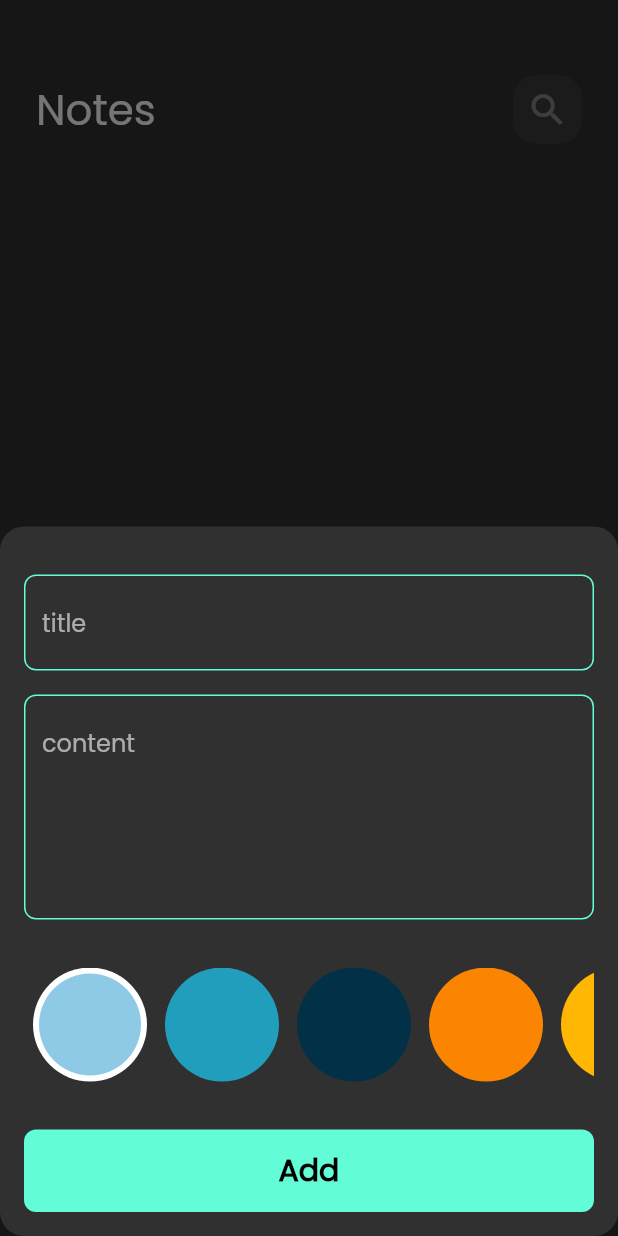
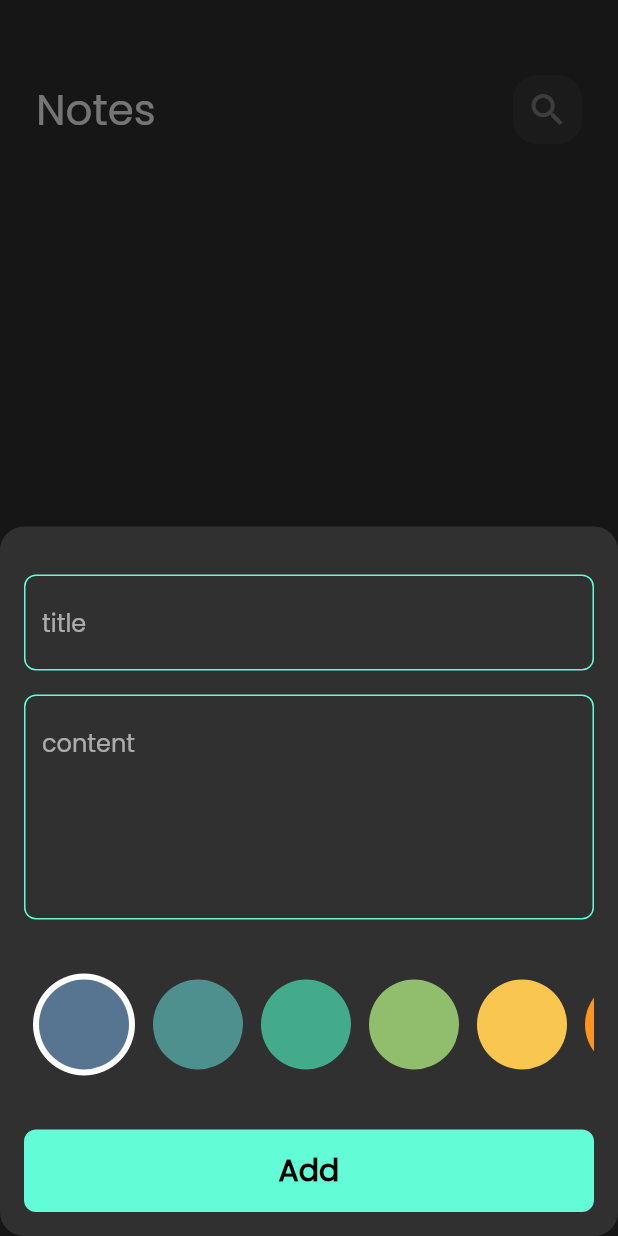
Before and after one commit to baraa1999/notesapp, a Flutter app: the screen it shows after launch, after a tap on the "add" icon, on a phone screen of 412 x 824 dp. Run offline on Flutter 3.47's test engine with Material 2 defaults, Android fonts, the phone set to English and light mode, and no system bars; our stand-ins replace bloc, flutter_bloc, font_awesome_flutter, hive, hive_flutter; accounts and stored records are empty.

Commit message:
add colors list view to edit note view and I finished the first application

```diff
--- a/lib/add_note_cubit/add_notes_cubit.dart
+++ b/lib/add_note_cubit/add_notes_cubit.dart
@@ -1,4 +1,5 @@
 import 'package:bloc/bloc.dart';
+import 'package:flutter/material.dart';
 import 'package:hive_flutter/adapters.dart';
 import 'package:meta/meta.dart';
 import 'package:notesapp/constants.dart';
@@ -9,7 +10,10 @@ part 'add_notes_state.dart';
 class AddNotesCubit extends Cubit<AddNotesState> {
   AddNotesCubit() : super(AddNotesInitial());
 
+  Color color = const Color(0xff8ecae6);
+
   addNote(NoteModel note) async {
+    note.color = color.value;
     emit(AddNoteLoading());
     try {
       var notesBox = Hive.box<NoteModel>(kNotesBox);
--- a/lib/constants.dart
+++ b/lib/constants.dart
@@ -2,3 +2,17 @@ import 'package:flutter/animation.dart';
 
 const KPrimaryColor = Color(0xff62FCD7);
 const kNotesBox = 'Notes_box';
+List<Color> KColors = [
+  const Color(0xff577590),
+  const Color(0xff4d908e),
+  const Color(0xff43aa8b),
+  const Color(0xff90be6d),
+  const Color(0xfff9c74f),
+  const Color(0xfff8961e),
+  const Color(0xfff3722c),
+  const Color(0xfff94144),
+
+
+
+
+];
--- a/lib/views/widget/add_note_form.dart
+++ b/lib/views/widget/add_note_form.dart
@@ -3,9 +3,9 @@ import 'package:flutter_bloc/flutter_bloc.dart';
 import 'package:intl/intl.dart';
 import 'package:notesapp/add_note_cubit/add_notes_cubit.dart';
 import 'package:notesapp/models/note_model.dart';
-import 'color_list_view.dart';
 import 'custom_button.dart';
 import 'custom_text_field.dart';
+import 'edit_note_colors_list_view.dart';
 class AddNoteForm extends StatefulWidget {
   const AddNoteForm({super.key});
 
--- a/lib/views/widget/color_list_view.dart
+++ b/lib/views/widget/color_list_view.dart
@@ -1,4 +1,5 @@
 import 'package:flutter/material.dart';
+
 
 class ColorItem extends StatelessWidget {
   const ColorItem({super.key,  required this.isActive, required this.color});
@@ -9,67 +10,16 @@ class ColorItem extends StatelessWidget {
   Widget build(BuildContext context) {
     return isActive
         ?    CircleAvatar(
-      radius: 38,
+      radius: 34,
       backgroundColor: Colors.white,
           child: CircleAvatar(
       backgroundColor: color,
-      radius: 34,
+      radius: 30,
     ),
         )
          :   CircleAvatar(
       backgroundColor: color,
-      radius: 38,
+      radius: 30,
     );
   }
 }
-
-class ColorListVeiw extends StatefulWidget {
-  const ColorListVeiw({super.key});
-
-  @override
-  State<ColorListVeiw> createState() => _ColorListVeiwState();
-}
-
-class _ColorListVeiwState extends State<ColorListVeiw> {
-  int currentIndex = 0;
-
-  List<Color> colors = [
-    const Color(0xff8ecae6),
-    const Color(0xff219ebc),
-    const Color(0xff023047),
-    const Color(0xfffb8500),
-    const Color(0xffffb703),
-
-
-  ];
-  @override
-  Widget build(BuildContext context) {
-    return  SizedBox(
-      height: 38 * 2,
-      child: ListView.builder(
-          itemCount: colors.length,
-          scrollDirection: Axis.horizontal,
-          itemBuilder: (context,index)
-          {
-            return  Padding(
-              padding:  const EdgeInsets.symmetric(horizontal: 6),
-              child:  GestureDetector(
-                onTap: (){
-                  currentIndex = index;
-                  setState(() {
-
-                  });
-                },
-                child: ColorItem(
-                  color: colors[index],
-                  isActive: currentIndex == index,
-
-                ),
-              ),
-            );
-          }
-
-      ),
-    );
-  }
-}
--- /dev/null
+++ b/lib/views/widget/edit_note_colors_list_view.dart
@@ -0,0 +1,51 @@
+
+import 'package:flutter/material.dart';
+import 'package:flutter_bloc/flutter_bloc.dart';
+
+import '../../add_note_cubit/add_notes_cubit.dart';
+import '../../constants.dart';
+import 'color_list_view.dart';
+
+class ColorListVeiw extends StatefulWidget {
+  const ColorListVeiw({super.key});
+
+  @override
+  State<ColorListVeiw> createState() => _ColorListVeiwState();
+}
+
+class _ColorListVeiwState extends State<ColorListVeiw> {
+  int currentIndex = 0;
+
+
+  @override
+  Widget build(BuildContext context) {
+    return  SizedBox(
+      height: 38 * 2,
+      child: ListView.builder(
+          itemCount: KColors.length,
+          scrollDirection: Axis.horizontal,
+          itemBuilder: (context,index)
+          {
+            return  Padding(
+              padding:  const EdgeInsets.symmetric(horizontal: 6),
+              child:  GestureDetector(
+                onTap: (){
+                  currentIndex = index;
+                  BlocProvider.of<AddNotesCubit>(context).color = KColors[index];
+                  setState(() {
+
+                  });
+                },
+                child: ColorItem(
+                  color: KColors[index],
+                  isActive: currentIndex == index,
+
+                ),
+              ),
+            );
+          }
+
+      ),
+    );
+  }
+}
```
Also changed, not shown: lib/views/widget/edit_view_body.dart (+57 -2 lines).
